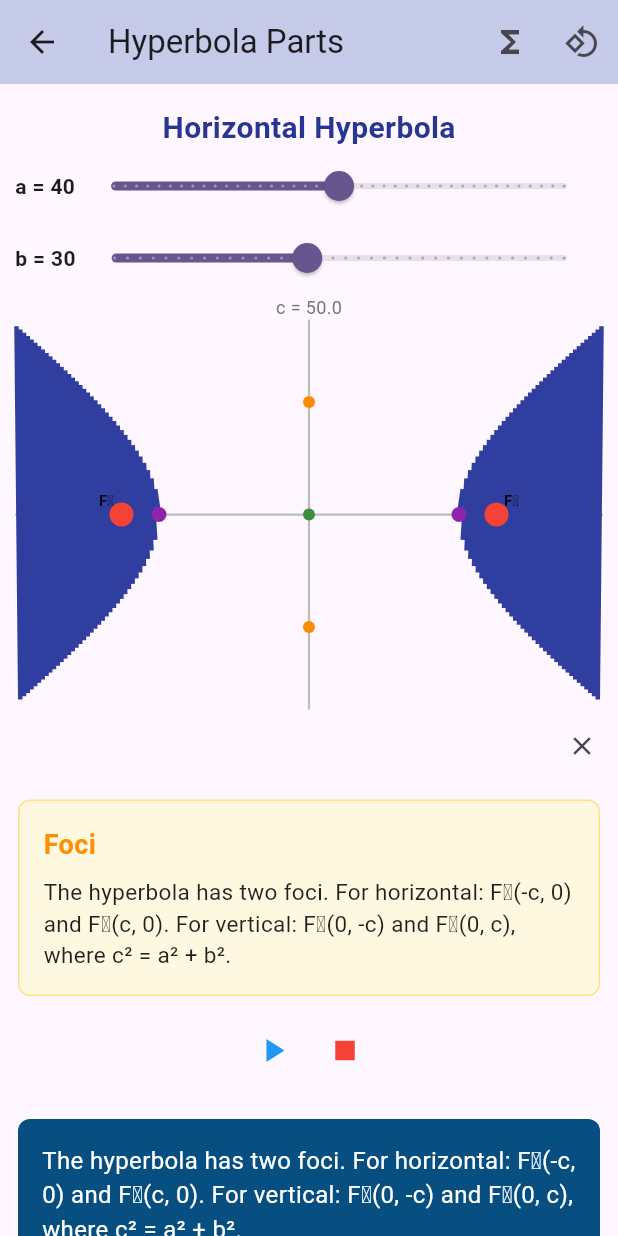
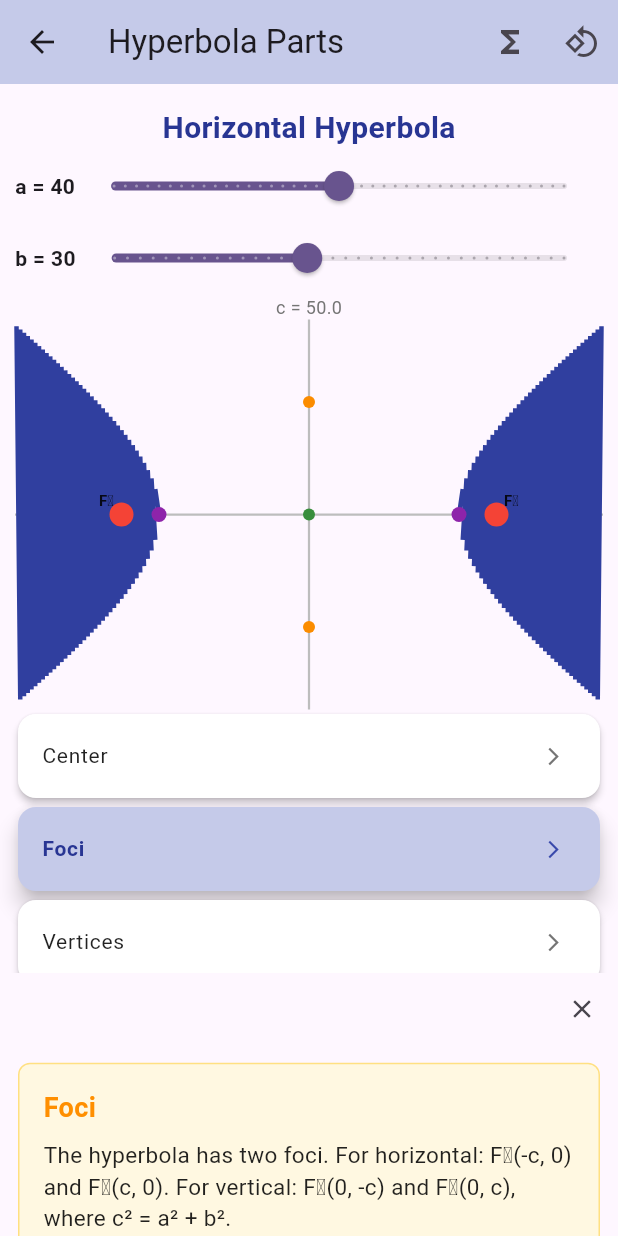
Before and after one commit to aljon-dev/math_app, a Flutter app: the HyperbolaPartsScreen screen opened directly, after a tap on "Center", after a tap on the "close" icon, after a tap on "Foci", on a phone screen of 412 x 824 dp. Run offline on Flutter 3.47's test engine with Material 3 defaults, Android fonts, the phone set to English and light mode, and no system bars; our stand-ins replace just_audio, video_player.

Commit message:
updated push

```diff
--- a/lib/Circle/Examples/Standartform.dart
+++ b/lib/Circle/Examples/Standartform.dart
@@ -44,7 +44,7 @@ class StandardFormScreen extends StatelessWidget {
   }
 
   Widget _buildDerivationCard(BuildContext context) {
-    return Card(elevation: 3, margin: const EdgeInsets.only(bottom: 16), shape: RoundedRectangleBorder(borderRadius: BorderRadius.circular(12)), child: Padding(padding: const EdgeInsets.all(16.0), child: Column(crossAxisAlignment: CrossAxisAlignment.start, children: [Text('Deriving the Standard Form', style: Theme.of(context).textTheme.titleLarge?.copyWith(fontWeight: FontWeight.bold, color: Colors.orange[800])), const SizedBox(height: 12), const Text('Using the distance formula with points (h,k), (x,y) and distance r:', style: TextStyle(fontSize: 16)), const SizedBox(height: 8), _buildMathFormula(r'd = \sqrt{(x_2 - x_1)^2 + (y_2 - y_1)^2}'), const SizedBox(height: 8), const Text('Substitute values:'), _buildMathFormula(r'r = \sqrt{(x - h)^2 + (y - k)^2}'), const SizedBox(height: 8), const Text('Square both sides:'), _buildMathFormula(r'r^2 = (x - h)^2 + (y - k)^2'), _buildMathFormula(r'(x - h)^2 + (y - k)^2 = r^2'), const SizedBox(height: 8), const Text('For center at (0,0):'), _buildMathFormula(r'r^2 = x^2 + y^2')])));
+    return Card(elevation: 3, margin: const EdgeInsets.only(bottom: 16), shape: RoundedRectangleBorder(borderRadius: BorderRadius.circular(12)), child: Padding(padding: const EdgeInsets.all(16.0), child: Column(crossAxisAlignment: CrossAxisAlignment.start, children: [Text('Deriving the Standard Form', style: Theme.of(context).textTheme.titleLarge?.copyWith(fontWeight: FontWeight.bold, color: Colors.orange[800])), const SizedBox(height: 12), const Text('Using the distance formula with points (h,k), (x,y) and distance r:', style: TextStyle(fontSize: 16)), const SizedBox(height: 8), _buildMathFormula(r'd = √ {(x_2 - x_1)^2 + (y_2 - y_1)^2}'), const SizedBox(height: 8), const Text('Substitute values:'), _buildMathFormula(r'r = √ {(x - h)^2 + (y - k)^2}'), const SizedBox(height: 8), const Text('Square both sides:'), _buildMathFormula(r'r^2 = (x - h)^2 + (y - k)^2'), _buildMathFormula(r'(x - h)^2 + (y - k)^2 = r^2'), const SizedBox(height: 8), const Text('For center at (0,0):'), _buildMathFormula(r'r^2 = x^2 + y^2')])));
   }
 
   Widget _buildConversionCard(BuildContext context, String title, String example, String steps) {
--- a/lib/Hyperbola/HyperbolaExample/HyperbolaGrap.dart
+++ b/lib/Hyperbola/HyperbolaExample/HyperbolaGrap.dart
@@ -12,9 +12,9 @@ class HyperbolaFromGraphScreen extends StatelessWidget {
         child: Column(
           crossAxisAlignment: CrossAxisAlignment.start,
           children: [
-            _buildGraphExample(equation: 'x²/16 - y²/36 = 1', properties: ['Center: (0, 0)', 'Orientation: Horizontal', 'a = 4, b = 6', 'Vertices: (±4, 0)', 'Foci: (±√52, 0) ≈ (±7.21, 0)', 'Asymptotes: y = ±(6/4)x = ±(3/2)x', 'Transverse axis length: 2a = 8', 'Conjugate axis length: 2b = 12'], graphImage: 'assets/images/hyperbola_graph3.jpg'),
+            _buildGraphExample(equation: 'x²/16 - y²/36 = 1', properties: ['Center: (0, 0)', 'Orientation: Horizontal', 'a = 4, b = 6', 'Vertices: (±4, 0)', 'Foci: (±√52, 0) ≈ (±7.21, 0)', 'Asymptotes: y = ±(6/4)x = ±(3/2)x', 'Transverse axis length: 2a = 8', 'Conjugate axis length: 2b = 12'], graphImage: 'assets/images/hyperbola_graph3.png'),
             const SizedBox(height: 24),
-            _buildGraphExample(equation: '4y² - 49x² = 196 → y²/49 - x²/4 = 1', properties: ['Center: (0, 0)', 'Orientation: Vertical', 'a = 7, b = 2', 'Vertices: (0, ±7)', 'Foci: (0, ±√53) ≈ (0, ±7.28)', 'Asymptotes: y = ±(7/2)x', 'Transverse axis length: 2a = 14', 'Conjugate axis length: 2b = 4'], graphImage: 'assets/images/hyperbola_graph4.jpg'),
+            _buildGraphExample(equation: '4y² - 49x² = 196 → y²/49 - x²/4 = 1', properties: ['Center: (0, 0)', 'Orientation: Vertical', 'a = 7, b = 2', 'Vertices: (0, ±7)', 'Foci: (0, ±√53) ≈ (0, ±7.28)', 'Asymptotes: y = ±(7/2)x', 'Transverse axis length: 2a = 14', 'Conjugate axis length: 2b = 4'], graphImage: 'assets/images/hyperbola_graph4.png'),
           ],
         ),
       ),
--- a/lib/Hyperbola/HyperbolaPart.dart
+++ b/lib/Hyperbola/HyperbolaPart.dart
@@ -168,32 +168,6 @@ class _HyperbolaPartsScreenState extends State<HyperbolaPartsScreen> {
             // Hyperbola visualization
             Container(height: 260, margin: EdgeInsets.symmetric(horizontal: 10), child: CustomPaint(painter: HyperbolaPainter(selectedPart, aValue, bValue, isHorizontal), child: Container())),
 
-            // Formula section
-            if (selectedPart.isNotEmpty)
-              SingleChildScrollView(
-                child: Column(
-                  children: [
-                    Align(
-                      alignment: Alignment.topRight,
-                      child: IconButton(
-                        icon: Icon(Icons.close, size: 20),
-                        onPressed: () {
-                          setState(() {
-                            selectedPart = '';
-                            if (isPlaying) {
-                              player.stop(); // Stop audio if playing
-                            }
-                          });
-                        },
-                      ),
-                    ),
-                    Container(width: double.infinity, margin: const EdgeInsets.all(12), padding: const EdgeInsets.all(16), decoration: BoxDecoration(color: Colors.amber[50], borderRadius: BorderRadius.circular(8), border: Border.all(color: Colors.amber[200]!)), child: Column(crossAxisAlignment: CrossAxisAlignment.start, children: [Text(selectedPart, style: TextStyle(fontSize: 18, fontWeight: FontWeight.bold, color: Colors.amber[800])), SizedBox(height: 8), Text(descriptions[selectedPart] ?? '', style: TextStyle(fontSize: 15, color: Colors.black87))])),
-                    Row(mainAxisAlignment: MainAxisAlignment.center, children: [IconButton(icon: Icon(isPlaying ? Icons.pause : Icons.play_arrow, size: 26, color: Colors.blue), onPressed: togglePlayPause), IconButton(icon: Icon(Icons.stop, size: 26, color: Colors.red), onPressed: togglePlayPause)]),
-                    SizedBox(height: 10),
-                  ],
-                ),
-              ),
-
             // Parts list
             Expanded(
               child: ListView(
@@ -208,38 +182,33 @@ class _HyperbolaPartsScreenState extends State<HyperbolaPartsScreen> {
 
             // Description and audio section
             if (selectedPart.isNotEmpty)
-              Column(
+              Expanded(
+                // Make sure this is inside a parent Column or Row
+                child: SafeArea(
+                  child: SingleChildScrollView(
+                    child: Column(
                       children: [
-                  Container(width: double.infinity, margin: const EdgeInsets.all(12), padding: const EdgeInsets.all(16), decoration: BoxDecoration(color: Color.fromARGB(255, 7, 78, 129), borderRadius: BorderRadius.circular(8)), child: Text(descriptions[selectedPart] ?? '', style: TextStyle(fontSize: 16, color: Colors.white))),
-                  Row(
-                    mainAxisAlignment: MainAxisAlignment.center,
-                    children: [
-                      IconButton(
-                        icon: Icon(isPlaying ? Icons.pause : Icons.play_arrow, size: 36, color: Colors.blue),
-                        onPressed: () async {
+                        Align(
+                          alignment: Alignment.topRight,
+                          child: IconButton(
+                            icon: Icon(Icons.close, size: 20),
+                            onPressed: () {
+                              setState(() {
+                                selectedPart = '';
                                 if (isPlaying) {
-                            await player.pause();
-                            setState(() {
-                              isPlaying = false;
-                            });
-                          } else {
-                            await playAudio();
+                                  player.stop();
                                 }
-                        },
-                      ),
-                      IconButton(
-                        icon: Icon(Icons.stop, size: 36, color: Colors.red),
-                        onPressed: () async {
-                          await player.stop();
-                          setState(() {
-                            isPlaying = false;
                               });
                             },
                           ),
+                        ),
+                        Container(width: double.infinity, margin: const EdgeInsets.all(12), padding: const EdgeInsets.all(16), decoration: BoxDecoration(color: Colors.amber[50], borderRadius: BorderRadius.circular(8), border: Border.all(color: Colors.amber[200]!)), child: Column(crossAxisAlignment: CrossAxisAlignment.start, children: [Text(selectedPart, style: TextStyle(fontSize: 18, fontWeight: FontWeight.bold, color: Colors.amber[800])), SizedBox(height: 8), Text(descriptions[selectedPart] ?? '', style: TextStyle(fontSize: 15, color: Colors.black87))])),
+                        Row(mainAxisAlignment: MainAxisAlignment.center, children: [IconButton(icon: Icon(isPlaying ? Icons.pause : Icons.play_arrow, size: 26, color: Colors.blue), onPressed: togglePlayPause), IconButton(icon: Icon(Icons.stop, size: 26, color: Colors.red), onPressed: togglePlayPause)]),
+                        SizedBox(height: 10),
                       ],
                     ),
-                  SizedBox(height: 20),
-                ],
+                  ),
+                ),
               ),
           ],
         ),
```
Also changed, not shown: lib/Parabola/ParabolaFormula.dart (+8 -8 lines), assets/downward_origin.jpg (added), assets/images/downward_hk.jpg (added), assets/images/downward_origin.jpg (added), assets/images/hyperbola_graph3.png (added), assets/images/hyperbola_graph4.png (added), assets/images/left_hk.jpg (added), assets/images/left_origin.jpg (added), assets/images/right_hk.jpg (added), assets/images/right_origin.jpg (added), assets/images/standard_horizontal_hk.png (added), assets/images/upward_hk.jpg (added), assets/images/upward_origin.jpg (added), assets/upward_origin.jpg (added). Lines whose indentation alone changed are shown as unchanged.
